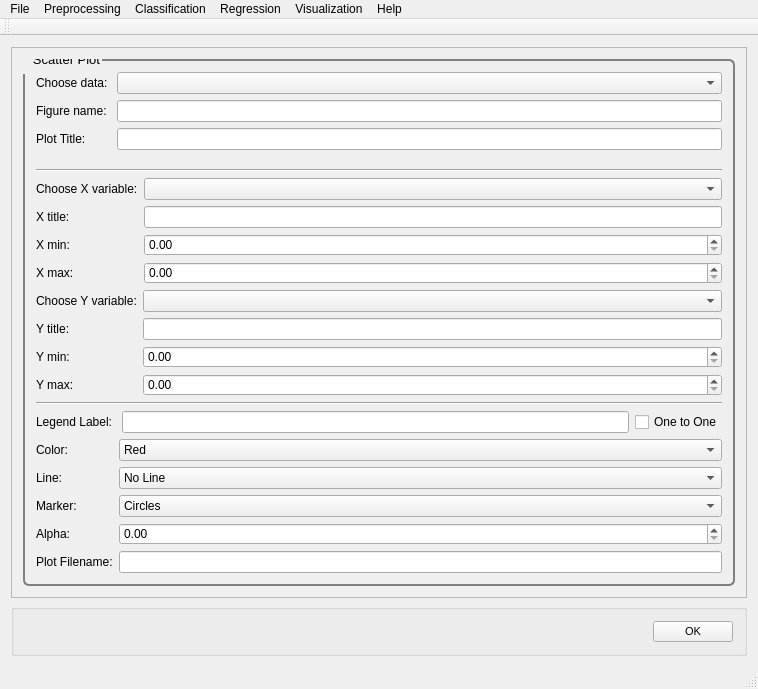
Qt form src/PYSAT_Gui_UI_Forms/UI Files/01_mainwindow_scatterplot.ui (tisaconundrum2/PySAT-GUI) before a commit.
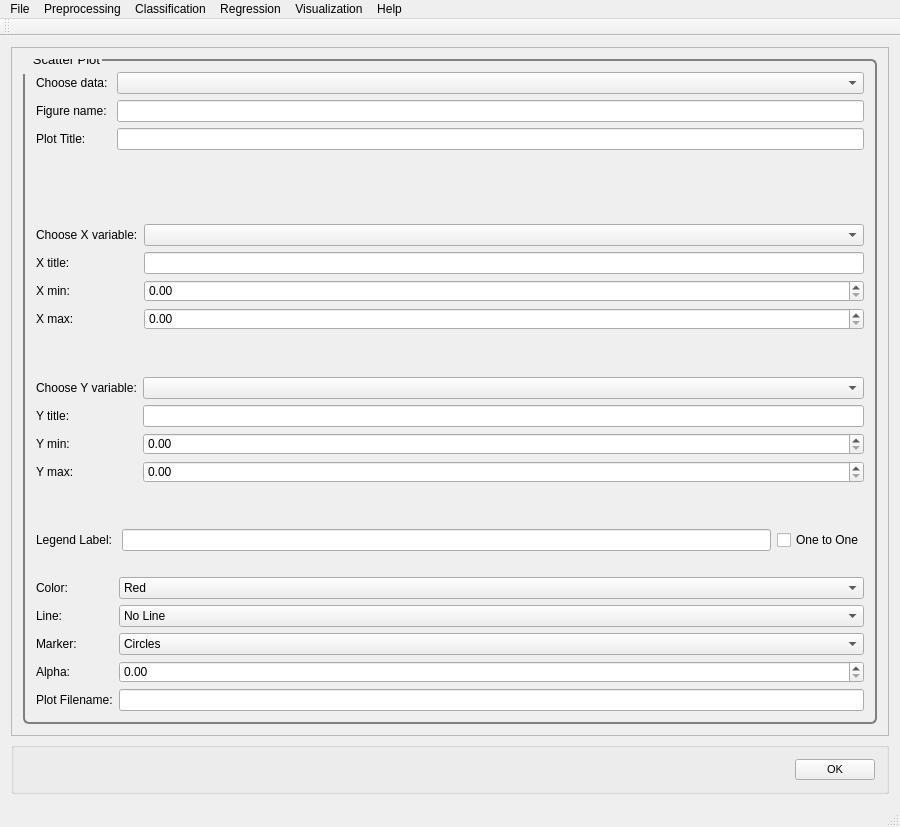
The same form after that commit.

Commit message: Changes to be committed: 	modified:   src/PYSAT_Gui_UI_Forms/UI Files/01_mainwindow_scatterplot.ui Fixing some minor things within the UI 	modified:   src/PYSAT_Gui_UI_Forms/UIconversion.bat Reverting back to just compare.bat and UIconversion.bat 	modified:   src/Python PYSAT_GUI/PYSAT_UI_MODULES/plot_.py Prettify code

Diff of the .ui file:
```diff
--- a/src/PYSAT_Gui_UI_Forms/UI Files/01_mainwindow_scatterplot.ui
+++ b/src/PYSAT_Gui_UI_Forms/UI Files/01_mainwindow_scatterplot.ui
@@ -6,8 +6,8 @@
    <rect>
     <x>0</x>
     <y>0</y>
-    <width>758</width>
-    <height>689</height>
+    <width>900</width>
+    <height>827</height>
    </rect>
   </property>
   <property name="windowTitle">
@@ -24,9 +24,9 @@
        <property name="geometry">
         <rect>
          <x>0</x>
-         <y>0</y>
-         <width>704</width>
-         <height>700</height>
+         <y>-141</y>
+         <width>846</width>
+         <height>792</height>
         </rect>
        </property>
        <property name="font">
@@ -106,14 +106,30 @@
             </layout>
            </item>
            <item>
-            <widget class="Line" name="line">
+            <spacer name="horizontalSpacer_2">
              <property name="orientation">
               <enum>Qt::Horizontal</enum>
              </property>
-            </widget>
+             <property name="sizeHint" stdset="0">
+              <size>
+               <width>40</width>
+               <height>20</height>
+              </size>
+             </property>
+            </spacer>
            </item>
            <item>
-            <layout class="QFormLayout" name="scatter_choosex_form">
+            <layout class="QFormLayout" name="scatter_choosex_flayout">
+             <property name="fieldGrowthPolicy">
+              <enum>QFormLayout::AllNonFixedFieldsGrow</enum>
+             </property>
+             <item row="0" column="0">
+              <widget class="QLabel" name="scatter_choosex_label">
+               <property name="text">
+                <string>Choose X variable:</string>
+               </property>
+              </widget>
+             </item>
              <item row="0" column="1">
               <widget class="QComboBox" name="xvar_choices"/>
              </item>
@@ -147,17 +163,23 @@
              <item row="3" column="1">
               <widget class="QDoubleSpinBox" name="xmax_spin"/>
              </item>
-             <item row="0" column="0">
-              <widget class="QLabel" name="scatter_choosex_label">
-               <property name="text">
-                <string>Choose X variable:</string>
-               </property>
-              </widget>
-             </item>
             </layout>
            </item>
            <item>
-            <layout class="QFormLayout" name="scatter_choosey_form">
+            <spacer name="horizontalSpacer">
+             <property name="orientation">
+              <enum>Qt::Horizontal</enum>
+             </property>
+             <property name="sizeHint" stdset="0">
+              <size>
+               <width>40</width>
+               <height>20</height>
+              </size>
+             </property>
+            </spacer>
+           </item>
+           <item>
+            <layout class="QFormLayout" name="scatter_choosey_flayout">
              <item row="0" column="1">
               <widget class="QComboBox" name="yvar_choices"/>
              </item>
@@ -201,11 +223,17 @@
             </layout>
            </item>
            <item>
-            <widget class="Line" name="line_1">
+            <spacer name="horizontalSpacer_3">
              <property name="orientation">
               <enum>Qt::Horizontal</enum>
              </property>
-            </widget>
+             <property name="sizeHint" stdset="0">
+              <size>
+               <width>40</width>
+               <height>20</height>
+              </size>
+             </property>
+            </spacer>
            </item>
            <item>
             <layout class="QHBoxLayout" name="legend_hlayout">
@@ -229,7 +257,20 @@
             </layout>
            </item>
            <item>
-            <layout class="QFormLayout" name="formLayout">
+            <spacer name="horizontalSpacer_4">
+             <property name="orientation">
+              <enum>Qt::Horizontal</enum>
+             </property>
+             <property name="sizeHint" stdset="0">
+              <size>
+               <width>40</width>
+               <height>20</height>
+              </size>
+             </property>
+            </spacer>
+           </item>
+           <item>
+            <layout class="QFormLayout" name="scatter_chooseline_flayout">
              <property name="fieldGrowthPolicy">
               <enum>QFormLayout::AllNonFixedFieldsGrow</enum>
              </property>
@@ -458,7 +499,7 @@
     <rect>
      <x>0</x>
      <y>0</y>
-     <width>758</width>
+     <width>900</width>
      <height>31</height>
     </rect>
    </property>
```
Left out of the diff: 4 changed lines with no effect on the pictures. The commit also changes 2 other files.
